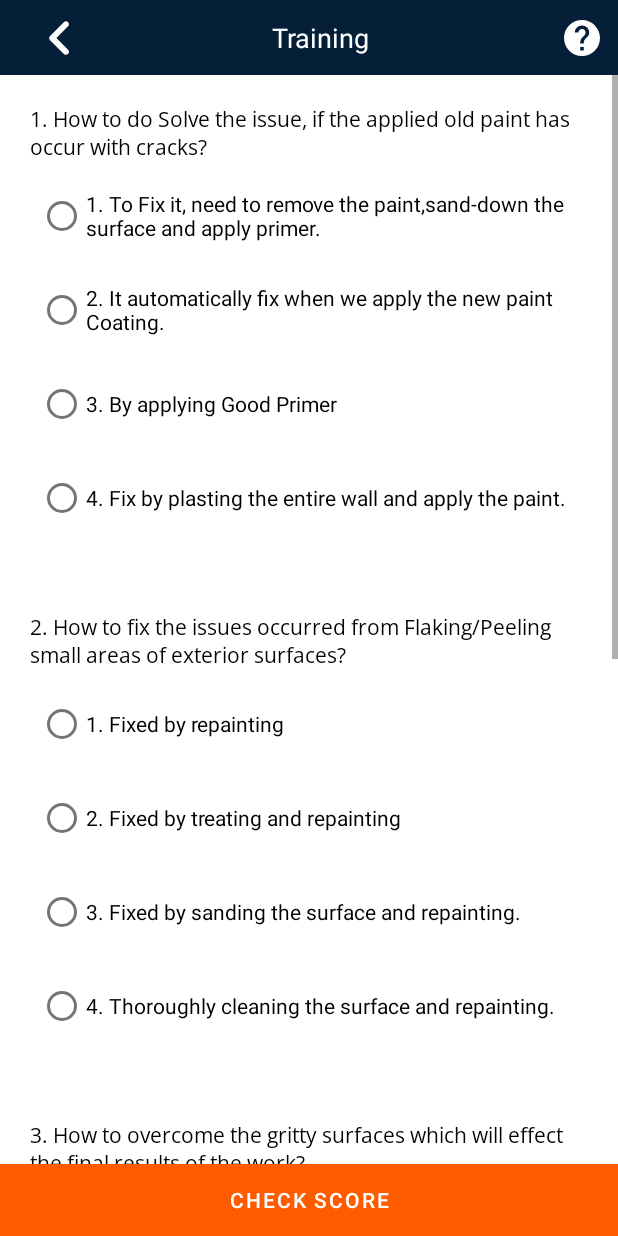
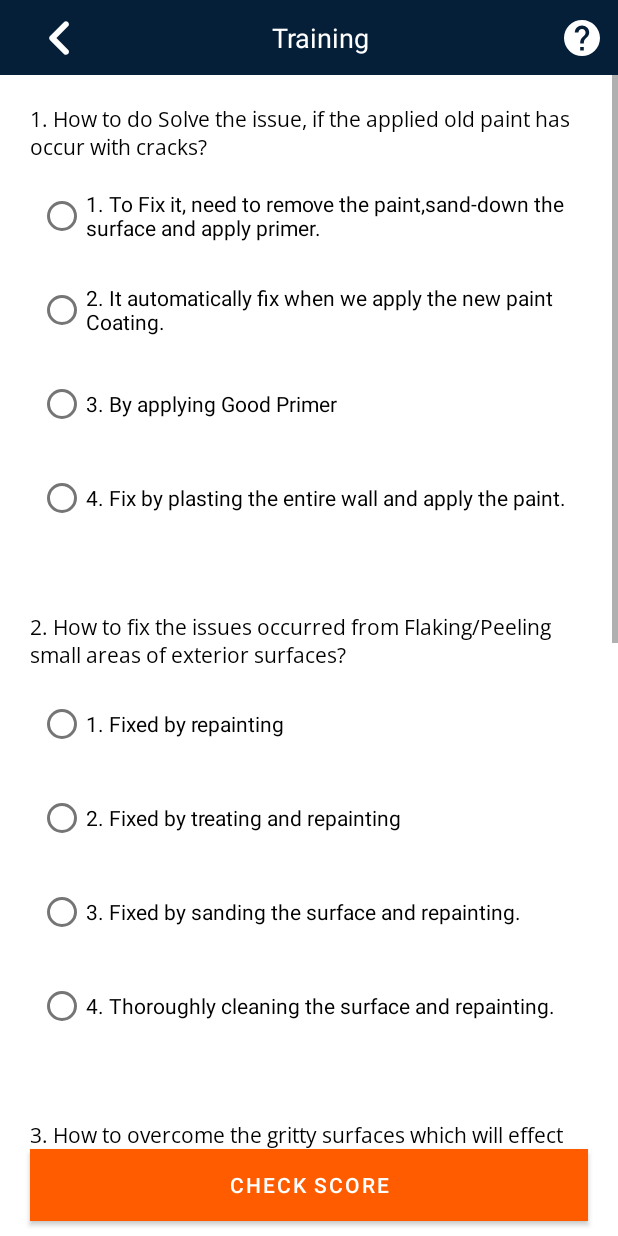
Before and after one commit to AmolPardeshi99/Homify, an Android app: the TrainingQuizFragment screen opened through its navigation route, on a phone screen of 412 x 824 dp. Run offline under Robolectric (Android 15) with nearby library versions, the phone set to English and light mode, and no system bars; our stand-ins replace data binding.

Commit message:
Final Code with all fix

```diff
--- a/app/src/main/java/dev/dominators/homify/ui/training/TestResultFragment.kt
+++ b/app/src/main/java/dev/dominators/homify/ui/training/TestResultFragment.kt
@@ -33,7 +33,7 @@ class TestResultFragment : Fragment() {
             val intent = Intent(requireContext(),HomeActivity::class.java)
             startActivity(intent)
         }
-        return return fragmentTestResultBinding.root
+         return fragmentTestResultBinding.root
     }
 
     override fun onViewCreated(view: View, savedInstanceState: Bundle?) {
--- a/app/src/main/res/layout/fragment_test_result.xml
+++ b/app/src/main/res/layout/fragment_test_result.xml
@@ -178,8 +178,6 @@
         </androidx.cardview.widget.CardView>
 
 
-
-
     <com.google.android.material.button.MaterialButton
         android:id="@+id/finishTest"
         android:layout_margin="20dp"
--- a/app/src/main/res/layout/fragment_training_quiz.xml
+++ b/app/src/main/res/layout/fragment_training_quiz.xml
@@ -263,6 +263,8 @@
             android:backgroundTint="@color/secondary_colour"
             android:backgroundTintMode="add"
             android:text="Check Score"
+            android:layout_marginHorizontal="20dp"
+            android:layout_marginVertical="10dp"
             app:backgroundTint="@color/secondary_colour"
             app:layout_constraintBottom_toBottomOf="parent"
             app:layout_constraintStart_toStartOf="parent" />
```
